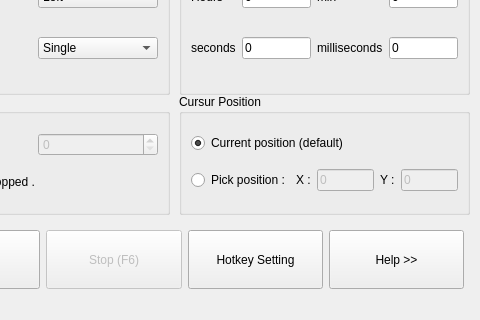
The window that mainUi.ui (bigbanana80/Mouse-clicker-Pro) describes before a commit, drawn with Qt 5; both pictures show x 111 to 591 and y 236 to 556 of the 591 by 556 pixel window.
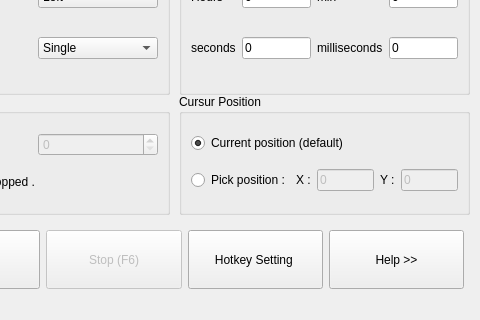
The same window after the commit.

Commit message: 1.0.0 " all main functionalities finished"

The edit to the form file:
```diff
--- a/mainUi.ui
+++ b/mainUi.ui
@@ -520,7 +520,7 @@
         </sizepolicy>
        </property>
        <property name="text">
-        <string>Hotkey Setting</string>
+        <string>Hotkey Setting </string>
        </property>
       </widget>
      </item>
```
Left out of the diff: 3 changed lines with no effect on the pictures. The commit also changes 2 other files.
